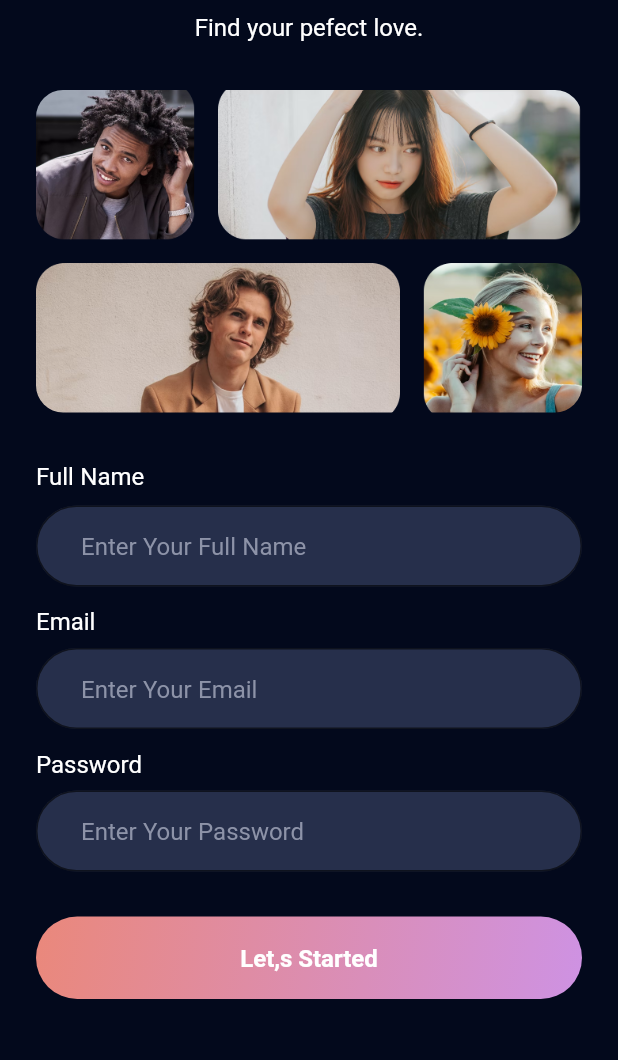
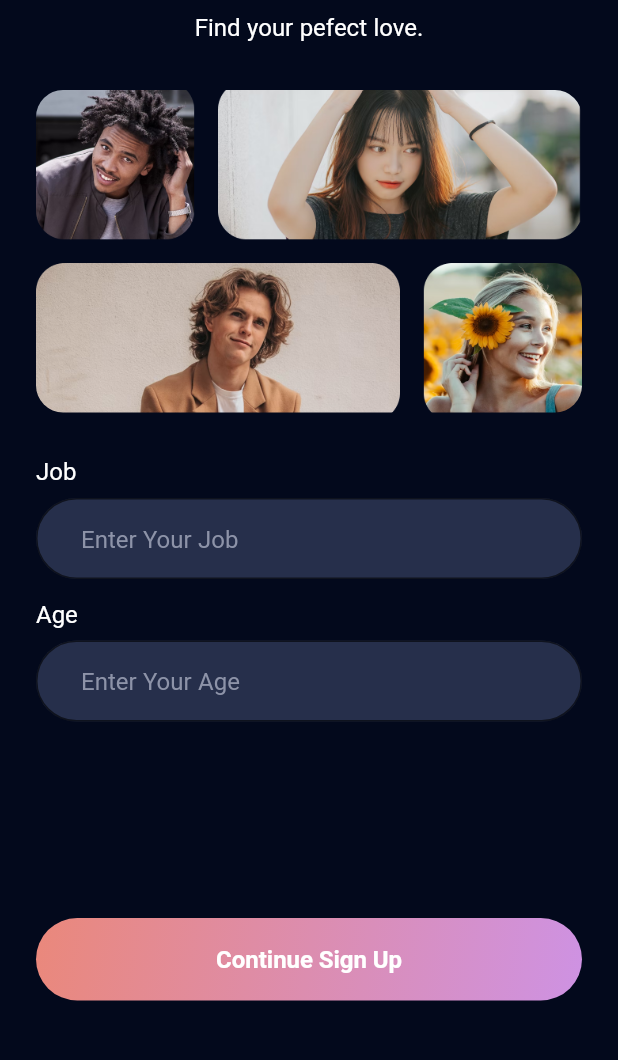
Before and after one commit to lintangprayogo/clone-datingapp, a Flutter app: the screen it shows after launch, after a tap on "Let,s Started", on a phone screen of 412 x 824 dp, the part 126-1186 px from its top. Run offline on Flutter 3.47's test engine with Material 2 defaults, Android fonts, the phone set to English and light mode, and no system bars; our stand-ins replace google_fonts.

Commit message:
slicing up age job page

```diff
--- a/lib/app.dart
+++ b/lib/app.dart
@@ -1,5 +1,6 @@
 import 'package:flutter/material.dart';
 import 'package:simple_datting_app/src/features/auth/presentation/sign_up_screen.dart';
+import 'package:simple_datting_app/src/features/auth/presentation/singn_up_age_and_job_screen.dart';
 import 'package:simple_datting_app/src/theme_manager/theme_data_manager.dart';
 
 class AppScreen extends StatelessWidget {
@@ -13,7 +14,10 @@ class AppScreen extends StatelessWidget {
       title: 'Flutter Demo',
       theme: getApplicationThemeData(),
       initialRoute: SignUpScreen.routeName,
-      routes: {SignUpScreen.routeName: (context) => const SignUpScreen()},
+      routes: {
+        SignUpScreen.routeName: (context) => const SignUpScreen(),
+        SignUpAgeJobScreen.routeName: (context) => SignUpAgeJobScreen()
+      },
     );
   }
 }
--- a/lib/src/features/auth/presentation/sign_up_screen.dart
+++ b/lib/src/features/auth/presentation/sign_up_screen.dart
@@ -3,6 +3,7 @@ import 'package:simple_datting_app/src/common_widgets/banner_widget.dart';
 import 'package:simple_datting_app/src/common_widgets/custom_button_widget.dart';
 import 'package:simple_datting_app/src/common_widgets/custom_text_button.dart';
 import 'package:simple_datting_app/src/common_widgets/custom_text_field_widget.dart';
+import 'package:simple_datting_app/src/features/auth/presentation/singn_up_age_and_job_screen.dart';
 import 'package:simple_datting_app/src/theme_manager/values_manager.dart';
 
 class SignUpScreen extends StatefulWidget {
@@ -46,7 +47,9 @@ class _SignUpScreenState extends State<SignUpScreen> {
                 const SizedBox(height: AppSize.s16),
                 CustomButtonWidget(
                   label: "Let,s Started",
-                  onTap: () {},
+                  onTap: () {
+                    Navigator.pushNamed(context, SignUpAgeJobScreen.routeName);
+                  },
                 ),
                 const SizedBox(height: AppSize.s20),
                 CustomTextButtonWidget(
--- /dev/null
+++ b/lib/src/features/auth/presentation/singn_up_age_and_job_screen.dart
@@ -0,0 +1,50 @@
+import 'package:flutter/material.dart';
+import 'package:simple_datting_app/src/common_widgets/banner_widget.dart';
+import 'package:simple_datting_app/src/common_widgets/custom_button_widget.dart';
+import 'package:simple_datting_app/src/common_widgets/custom_text_field_widget.dart';
+import 'package:simple_datting_app/src/theme_manager/values_manager.dart';
+
+class SignUpAgeJobScreen extends StatefulWidget {
+  static const String routeName = "/sign-up-age-job";
+
+  const SignUpAgeJobScreen({super.key});
+
+  @override
+  State<SignUpAgeJobScreen> createState() => _SignUpAgeJobScreenState();
+}
+
+class _SignUpAgeJobScreenState extends State<SignUpAgeJobScreen> {
+  TextEditingController ageController = TextEditingController();
+  TextEditingController jobController = TextEditingController();
+  @override
+  Widget build(BuildContext context) {
+    return Scaffold(
+      body: Padding(
+        padding: const EdgeInsets.symmetric(
+            vertical: AppPadding.p50, horizontal: AppPadding.p24),
+        child: Column(
+          children: [
+            const BannerWidget(),
+            CustomTextFieldWidget(
+              controller: ageController,
+              labelName: "Job",
+              hintText: "Enter Your Job",
+            ),
+            CustomTextFieldWidget(
+              controller: ageController,
+              labelName: "Age",
+              hintText: "Enter Your Age",
+            ),
+            const SizedBox(height: 117.0),
+            CustomButtonWidget(
+              label: "Continue Sign Up",
+              onTap: () {
+                Navigator.pushNamed(context, SignUpAgeJobScreen.routeName);
+              },
+            ),
+          ],
+        ),
+      ),
+    );
+  }
+}
```
